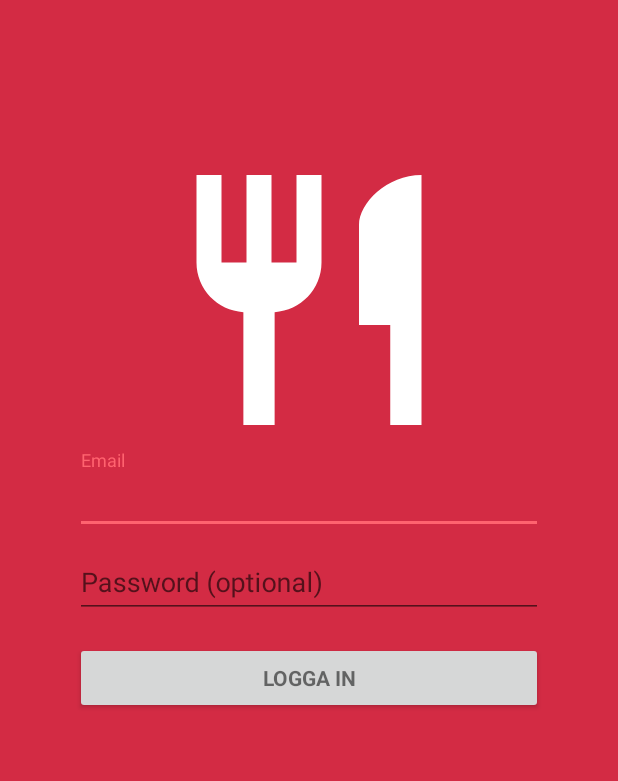
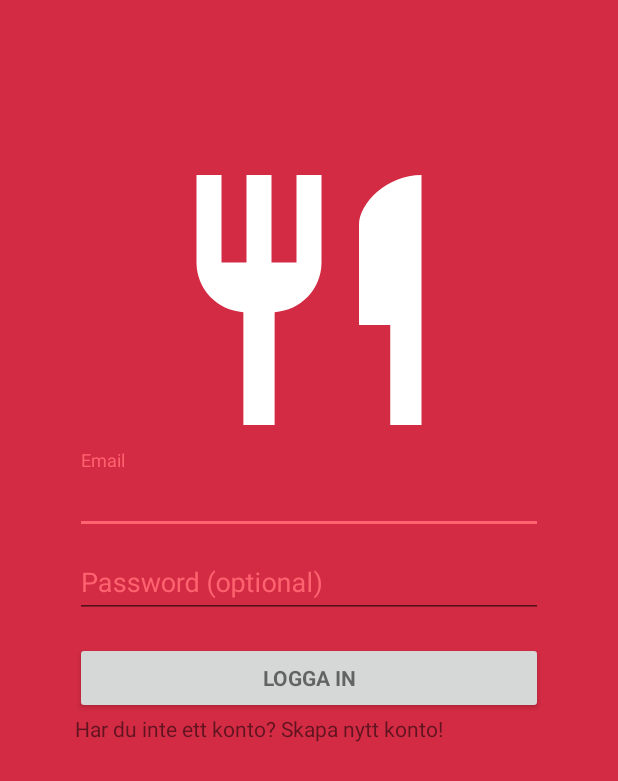
Before and after one commit to sara-sall/ReceptApp2, an Android app: the layout activity_login.xml on its own in the app's theme, with its tools: preview values and no code run, on a phone screen of 412 x 824 dp. Shown: the top 781 px of the screen. Run offline under Robolectric (Android 15) with nearby library versions, the phone set to English and light mode, and no system bars.

Commit message:
Firebase Authentication, user signup and login

```diff
--- a/app/build.gradle
+++ b/app/build.gradle
@@ -27,6 +27,7 @@ dependencies {
     implementation 'com.android.support:support-v4:28.0.0'
     implementation 'com.google.firebase:firebase-firestore:18.2.0'
     implementation 'com.google.firebase:firebase-core:16.0.8'
+    implementation 'com.google.firebase:firebase-auth:16.2.1'
     testImplementation 'junit:junit:4.12'
     androidTestImplementation 'com.android.support.test:runner:1.0.2'
     androidTestImplementation 'com.android.support.test.espresso:espresso-core:3.0.2'
--- a/app/src/main/res/layout/activity_login.xml
+++ b/app/src/main/res/layout/activity_login.xml
@@ -30,27 +30,30 @@
             <android.support.design.widget.TextInputLayout
                 android:layout_width="match_parent"
                 android:layout_height="wrap_content"
-                android:textColor="@color/colorOnPrimary">
+                android:textColor="@color/colorOnPrimary"
+                android:textColorHint="@color/colorAccent"
+                >
 
                 <AutoCompleteTextView
 
-                    android:id="@+id/email"
+                    android:id="@+id/emailLI"
                     android:layout_width="match_parent"
                     android:layout_height="wrap_content"
                     android:hint="@string/prompt_email"
                     android:inputType="textEmailAddress"
                     android:maxLines="1"
-                    android:singleLine="true"
-                    android:textColor="@color/colorOnPrimary" />
+                    android:singleLine="true" />
 
             </android.support.design.widget.TextInputLayout>
 
             <android.support.design.widget.TextInputLayout
                 android:layout_width="match_parent"
-                android:layout_height="wrap_content">
+                android:layout_height="wrap_content"
+                android:textColor="@color/colorOnPrimary"
+                android:textColorHint="@color/colorAccent">
 
                 <EditText
-                    android:id="@+id/password"
+                    android:id="@+id/passwordLI"
                     android:layout_width="match_parent"
                     android:layout_height="wrap_content"
                     android:hint="@string/prompt_password"
@@ -59,8 +62,7 @@
                     android:imeOptions="actionUnspecified"
                     android:inputType="textPassword"
                     android:maxLines="1"
-                    android:singleLine="true"
-                    android:textColor="@color/colorOnPrimary" />
+                    android:singleLine="true" />
 
             </android.support.design.widget.TextInputLayout>
 
@@ -73,5 +75,17 @@
                 android:text="@string/action_sign_in"
                 android:textStyle="bold" />
 
+            <TextView
+                android:id="@+id/toSignUp"
+                android:layout_width="match_parent"
+                android:layout_height="wrap_content"
+                android:text="@string/toSignUp" />
+
         </LinearLayout>
+    <ProgressBar
+        android:id="@+id/progressbarLI"
+        android:layout_width="wrap_content"
+        android:layout_height="wrap_content"
+        android:layout_gravity="center"
+        android:visibility="gone"/>
 </LinearLayout>
--- a/app/src/main/res/values/strings.xml
+++ b/app/src/main/res/values/strings.xml
@@ -117,4 +117,7 @@
         completions."
     </string>
     <string name="title_activity_recepie">RecepieActivity</string>
+    <string name="sign_up_buttonID">Skapa konto</string>
+    <string name="toLogin">Har du redan ett konto? Logga in!</string>
+    <string name="toSignUp">Har du inte ett konto? Skapa nytt konto!</string>
 </resources>
```
Also changed, not shown: app/src/main/AndroidManifest.xml (+7 -5 lines), app/src/main/java/com/example/receptapp/LoginActivity.java (+83 -5 lines), app/src/main/java/com/example/receptapp/SignUpActivity.java (added, +115 -0 lines), app/src/main/res/layout/activity_sign_up.xml (added, +89 -0 lines).
